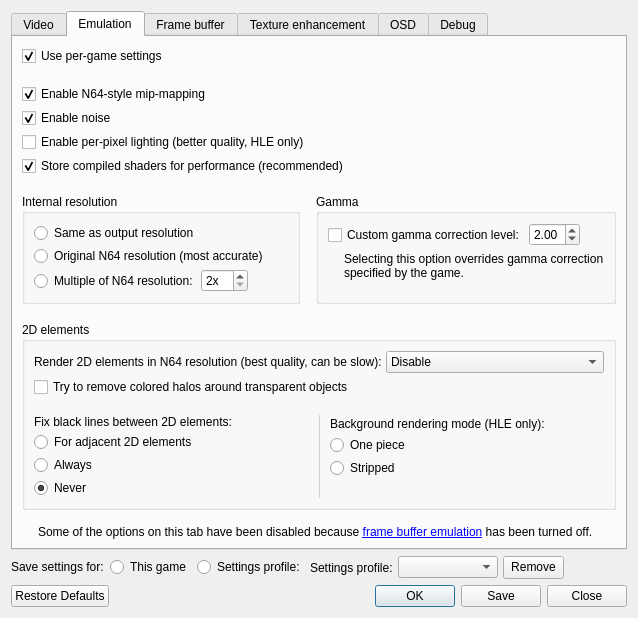
This is mupen64plus-video-gliden64/upstream/src/GLideNUI/configDialog.ui in mupen64plus-ae/mupen64plus-ae as Qt 5 draws it before an edit. The edited form follows.
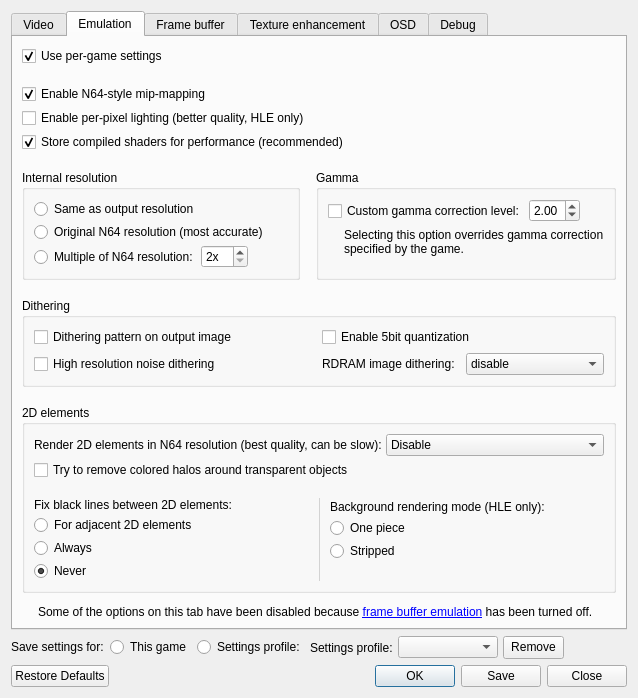
This is the edited form. The open tabs and pages were chosen to show the change. Icons and pictures are not drawn.

What changed in the file:
```diff
--- a/mupen64plus-video-gliden64/upstream/src/GLideNUI/configDialog.ui
+++ b/mupen64plus-video-gliden64/upstream/src/GLideNUI/configDialog.ui
@@ -10,7 +10,7 @@
     <x>0</x>
     <y>0</y>
     <width>559</width>
-    <height>595</height>
+    <height>613</height>
    </rect>
   </property>
   <property name="windowTitle">
@@ -1130,19 +1130,6 @@
               </property>
              </widget>
             </item>
-            <item>
-             <widget class="QCheckBox" name="emulateNoiseCheckBox">
-              <property name="toolTip">
-               <string>&lt;html&gt;&lt;head/&gt;&lt;body&gt;&lt;p&gt;This option emulates effects that use random color input. Checking this option may cause rare performance problems.&lt;/p&gt;&lt;p&gt;[Recommended: &lt;span style=&quot; font-style:italic;&quot;&gt;Checked&lt;/span&gt;]&lt;/p&gt;&lt;/body&gt;&lt;/html&gt;</string>
-              </property>
-              <property name="text">
-               <string>Enable noise</string>
-              </property>
-              <property name="checked">
-               <bool>true</bool>
-              </property>
-             </widget>
-            </item>
             <item>
              <widget class="QCheckBox" name="enableHWLightingCheckBox">
               <property name="toolTip">
@@ -1393,6 +1380,86 @@
            </item>
           </layout>
          </item>
+         <item>
+          <widget class="QGroupBox" name="ditheringGroupBox">
+           <property name="title">
+            <string>Dithering</string>
+           </property>
+           <layout class="QGridLayout" name="gridLayout_6">
+            <item row="0" column="1">
+             <widget class="QCheckBox" name="ditheringQuantizationCheckBox">
+              <property name="toolTip">
+               <string>&lt;html&gt;&lt;head/&gt;&lt;body&gt;&lt;p&gt;Like real hardware this setting reduces the number of colors if dithering is used. Removes undesired dithering fragments. Default = enabled.&lt;/p&gt;&lt;/body&gt;&lt;/html&gt;</string>
+              </property>
+              <property name="text">
+               <string>Enable 5bit quantization</string>
+              </property>
+             </widget>
+            </item>
+            <item row="1" column="0">
+             <widget class="QCheckBox" name="hiresNoiseDitheringCheckBox">
+              <property name="toolTip">
+               <string>&lt;html&gt;&lt;head/&gt;&lt;body&gt;&lt;p&gt;This setting doubles noise resolution to get a finer noise effect at higher resolutions. Default = disabled.&lt;/p&gt;&lt;/body&gt;&lt;/html&gt;</string>
+              </property>
+              <property name="text">
+               <string>High resolution noise dithering</string>
+              </property>
+             </widget>
+            </item>
+            <item row="0" column="0">
+             <widget class="QCheckBox" name="ditheringPatternCheckBox">
+              <property name="toolTip">
+               <string>&lt;html&gt;&lt;head/&gt;&lt;body&gt;&lt;p&gt;This setting enables game controlled ordered grid dithering. Enable it for accurate representation. Default = disabled.&lt;/p&gt;&lt;/body&gt;&lt;/html&gt;</string>
+              </property>
+              <property name="text">
+               <string>Dithering pattern on output image</string>
+              </property>
+             </widget>
+            </item>
+            <item row="1" column="1">
+             <layout class="QHBoxLayout" name="horizontalLayout_24">
+              <item>
+               <widget class="QLabel" name="ditheringLabel">
+                <property name="toolTip">
+                 <string>&lt;html&gt;&lt;head/&gt;&lt;body&gt;&lt;p&gt;RDRAM dithering prevents color banding in games with framebuffer effects.&lt;/p&gt;&lt;/body&gt;&lt;/html&gt;</string>
+                </property>
+                <property name="text">
+                 <string>RDRAM image dithering:</string>
+                </property>
+               </widget>
+              </item>
+              <item>
+               <widget class="QComboBox" name="ditheringModeComboBox">
+                <property name="toolTip">
+                 <string>&lt;html&gt;&lt;head/&gt;&lt;body&gt;&lt;p&gt;Settings: Disabled, Bayer ordered grid dithering, Magic Square ordered grid dithering or blue noise dithering. Blue noise dithering produces unobtrusive results. Default = blue noise dithering.&lt;/p&gt;&lt;/body&gt;&lt;/html&gt;</string>
+                </property>
+                <item>
+                 <property name="text">
+                  <string>disable</string>
+                 </property>
+                </item>
+                <item>
+                 <property name="text">
+                  <string>Bayer</string>
+                 </property>
+                </item>
+                <item>
+                 <property name="text">
+                  <string>Magic square</string>
+                 </property>
+                </item>
+                <item>
+                 <property name="text">
+                  <string>Blue noise</string>
+                 </property>
+                </item>
+               </widget>
+              </item>
+             </layout>
+            </item>
+           </layout>
+          </widget>
+         </item>
          <item>
           <widget class="QGroupBox" name="nativeRes2DGroupBox">
            <property name="title">
```
Left out of the diff: 4 changed lines with no effect on the pictures.
